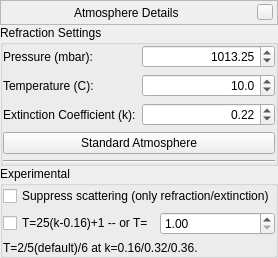
This is src/gui/atmosphereDialog.ui in Stellarium/stellarium as Qt 5 draws it before an edit. The edited form follows.
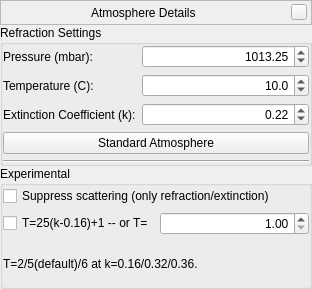
This is the edited form. Custom widgets are drawn as their Qt base class.

```diff
--- a/src/gui/atmosphereDialog.ui
+++ b/src/gui/atmosphereDialog.ui
@@ -6,8 +6,8 @@
    <rect>
     <x>0</x>
     <y>0</y>
-    <width>252</width>
-    <height>231</height>
+    <width>312</width>
+    <height>289</height>
    </rect>
   </property>
   <property name="sizePolicy">
@@ -292,6 +292,9 @@
         </item>
         <item row="1" column="1">
          <widget class="QDoubleSpinBox" name="doubleSpinBox_T">
+          <property name="alignment">
+           <set>Qt::AlignRight|Qt::AlignTrailing|Qt::AlignVCenter</set>
+          </property>
           <property name="minimum">
            <double>1.000000000000000</double>
           </property>
```
